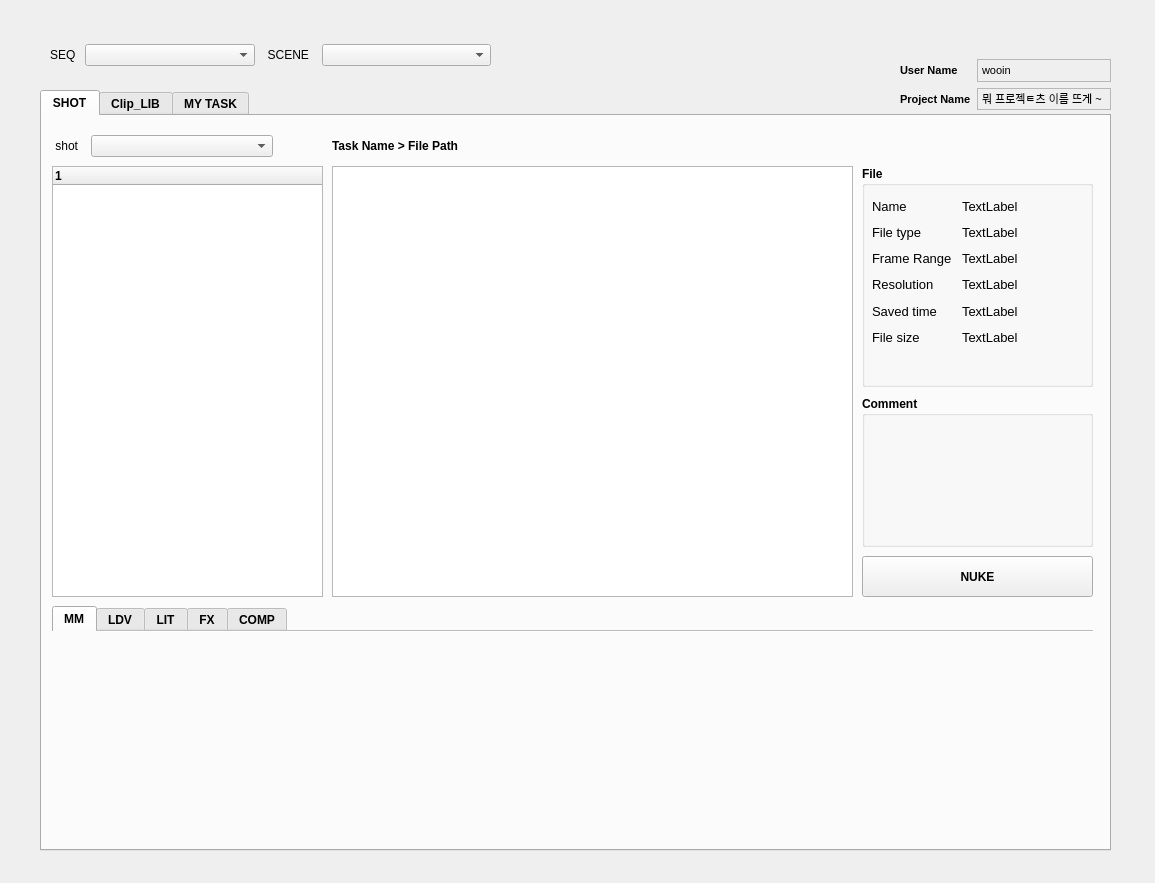
Before: the Qt Designer form pipeline/scripts/loader/main_window.ui in UiChul/yummy, drawn with Qt 5.
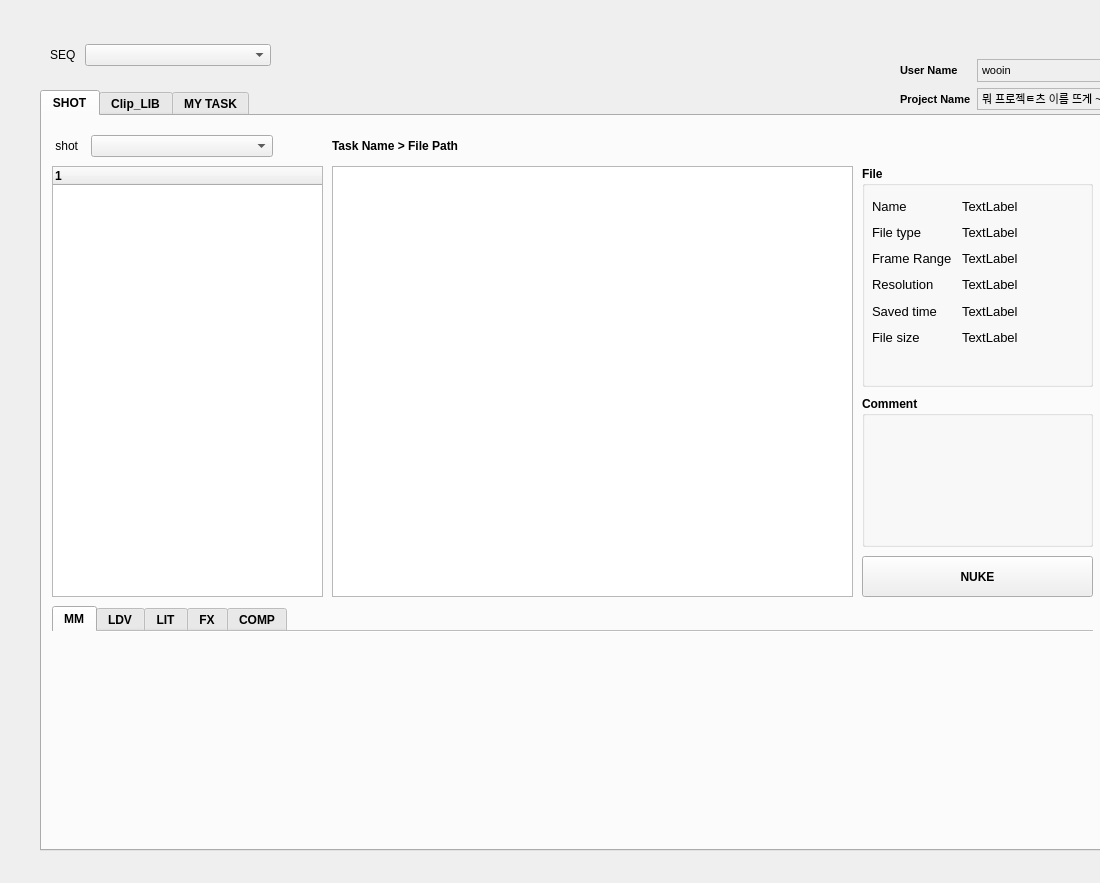
After: the same form once the commit is applied. The open tabs and pages were chosen to show the change.

The edit to the form file:
```diff
--- a/pipeline/scripts/loader/main_window.ui
+++ b/pipeline/scripts/loader/main_window.ui
@@ -6,7 +6,7 @@
    <rect>
     <x>0</x>
     <y>0</y>
-    <width>1155</width>
+    <width>1100</width>
     <height>883</height>
    </rect>
   </property>
@@ -714,7 +714,7 @@
     <rect>
      <x>50</x>
      <y>30</y>
-     <width>441</width>
+     <width>221</width>
      <height>51</height>
     </rect>
    </property>
@@ -740,27 +740,6 @@
     <item>
      <widget class="QComboBox" name="comboBox_seq"/>
     </item>
-    <item>
-     <widget class="QLabel" name="label_2">
-      <property name="sizePolicy">
-       <sizepolicy hsizetype="Fixed" vsizetype="Fixed">
-        <horstretch>0</horstretch>
-        <verstretch>0</verstretch>
-       </sizepolicy>
-      </property>
-      <property name="font">
-       <font>
-        <bold>false</bold>
-       </font>
-      </property>
-      <property name="text">
-       <string>  SCENE  </string>
-      </property>
-     </widget>
-    </item>
-    <item>
-     <widget class="QComboBox" name="comboBox_scene"/>
-    </item>
    </layout>
   </widget>
   <widget class="QWidget" name="gridLayoutWidget_3">
```
Left out of the diff: 2 changed lines with no effect on the pictures.
